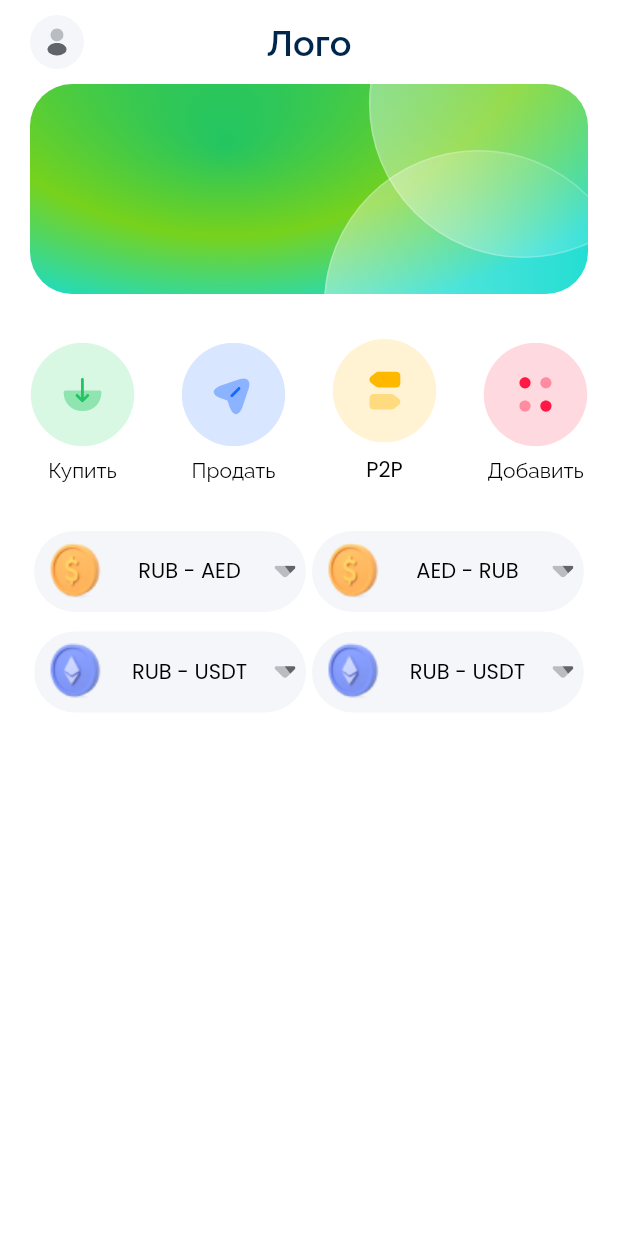
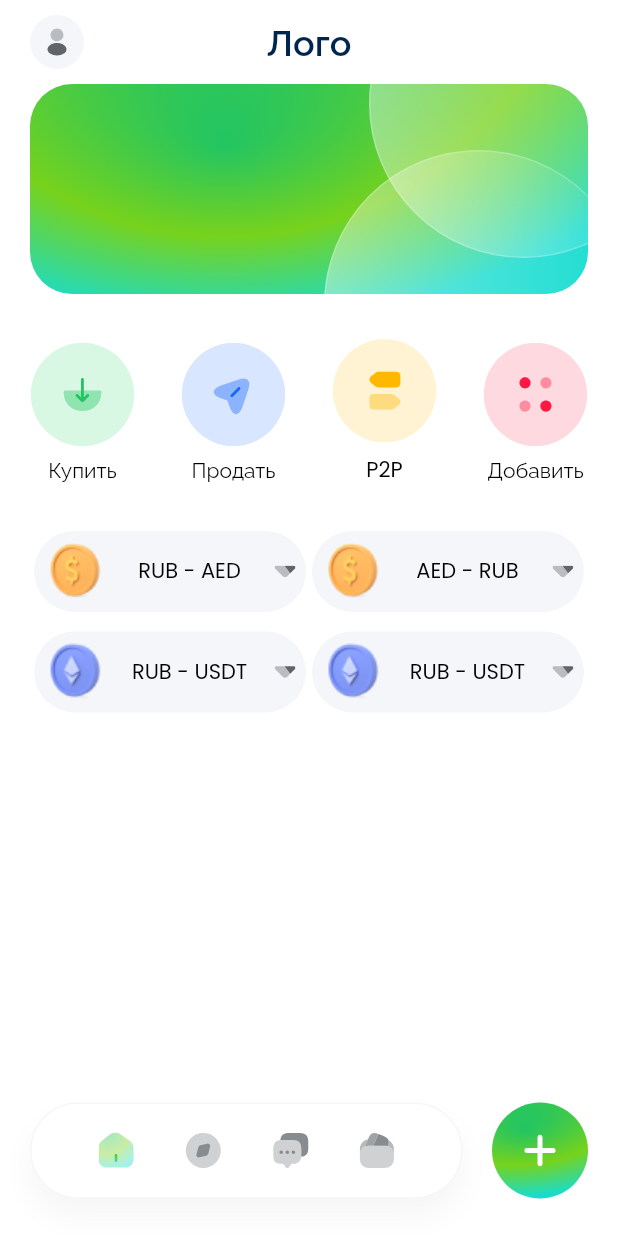
Before and after one commit to azizbekvahidov/crypto-stock, a Flutter app: the screen it shows after launch, on a phone screen of 412 x 824 dp. Run offline on Flutter 3.47's test engine with Material 2 defaults, Android fonts, the phone set to English and light mode, and no system bars; drawn by our look-alikes of flutter_easyloading, loader_overlay; our stand-ins replace connectivity_plus, dio, flutter_spinkit, flutter_svg, get, get_storage and 4 more; accounts and stored records are empty.

Commit message:
finish main page

```diff
--- a/lib/features/features.dart
+++ b/lib/features/features.dart
@@ -3,3 +3,4 @@ export 'authentication/authentication.dart';
 export 'no_connection/no_connection.dart';
 export 'splash/splash.dart';
 export 'main/main.dart';
+export 'home/home.dart';
--- a/lib/features/main/main_view.dart
+++ b/lib/features/main/main_view.dart
@@ -26,7 +26,9 @@ class _MainViewState extends State<MainView> {
         ),
         elevation: 0,
         backgroundColor: Get.theme.scaffoldBackgroundColor,
-        leading: Container(
+        leading: GestureDetector(
+          onTap: () => Get.toNamed("login-page"),
+          child: Container(
             padding: const EdgeInsets.only(left: 20),
             decoration: BoxDecoration(
               borderRadius: BorderRadius.circular(20),
@@ -34,9 +36,13 @@ class _MainViewState extends State<MainView> {
             child: SvgPicture.asset(Assets.icon("profile"), height: 40),
           ),
         ),
+      ),
       body: Padding(
         padding: const EdgeInsets.symmetric(horizontal: 20),
-        child: Column(children: [
+        child: Column(
+          mainAxisAlignment: MainAxisAlignment.spaceBetween,
+          children: [
+            Column(children: [
               Container(
                 width: Get.width,
                 height: 140,
@@ -239,6 +245,83 @@ class _MainViewState extends State<MainView> {
                 ],
               )
             ]),
+            Padding(
+              padding: const EdgeInsets.only(bottom: 25),
+              child: Row(
+                  mainAxisAlignment: MainAxisAlignment.spaceBetween,
+                  children: [
+                    Container(
+                      padding: const EdgeInsets.symmetric(horizontal: 28),
+                      height: 64,
+                      width: Get.width * 0.7,
+                      decoration: BoxDecoration(
+                        color: Get.theme.scaffoldBackgroundColor,
+                        borderRadius: BorderRadius.circular(40),
+                        boxShadow: const [
+                          BoxShadow(
+                              blurRadius: 16,
+                              offset: Offset(0, 12),
+                              color: Color.fromRGBO(194, 194, 194, 0.15))
+                        ],
+                        border: Border.all(
+                          width: 1,
+                          color: Get.theme.colorScheme.primaryContainer,
+                        ),
+                      ),
+                      child: Row(
+                        mainAxisAlignment: MainAxisAlignment.spaceAround,
+                        children: [
+                          InkWell(
+                              onTap: () {
+                                print("home");
+                              },
+                              child: SvgPicture.asset(Assets.icon("home"))),
+                          InkWell(
+                              onTap: () {
+                                print("browse");
+                              },
+                              child: SvgPicture.asset(Assets.icon("browse"))),
+                          InkWell(
+                              onTap: () {
+                                print("chat");
+                              },
+                              child: SvgPicture.asset(Assets.icon("chat"))),
+                          InkWell(
+                              onTap: () {
+                                print("pocket");
+                              },
+                              child: SvgPicture.asset(Assets.icon("pocket"))),
+                        ],
+                      ),
+                    ),
+                    GestureDetector(
+                      onTap: () {
+                        print("plus");
+                      },
+                      child: Container(
+                        padding: const EdgeInsets.all(21),
+                        width: 64,
+                        height: 64,
+                        decoration: BoxDecoration(
+                          borderRadius: BorderRadius.circular(32),
+                          gradient: const RadialGradient(
+                            center: Alignment(-0.7, -5.8),
+                            focal: Alignment(-0.3, -0.4),
+                            radius: 3.4,
+                            colors: [
+                              Color(0xff23C562),
+                              Color(0xff77D21C),
+                              Color(0xff17DCD0),
+                            ],
+                          ),
+                        ),
+                        child: SvgPicture.asset(Assets.icon("plus")),
+                      ),
+                    ),
+                  ]),
+            )
+          ],
+        ),
       ),
     );
   }
--- a/lib/utils/app_routes.dart
+++ b/lib/utils/app_routes.dart
@@ -26,8 +26,15 @@ List<GetPage> pages = [
     transitionDuration: Duration(milliseconds: 500),
   ),
   GetPage(
-    name: '/main_page',
+    name: '/main-view',
     page: () => MainView(),
+    middlewares: [MyMiddelware()],
+    transition: Transition.cupertino,
+    transitionDuration: Duration(milliseconds: 500),
+  ),
+  GetPage(
+    name: '/login-page',
+    page: () => LoginPage(),
     middlewares: [MyMiddelware()],
     transition: Transition.cupertino,
     transitionDuration: Duration(milliseconds: 500),
```
Also changed, not shown: assets/img/icons/home.svg. Lines whose indentation alone changed are shown as unchanged.
